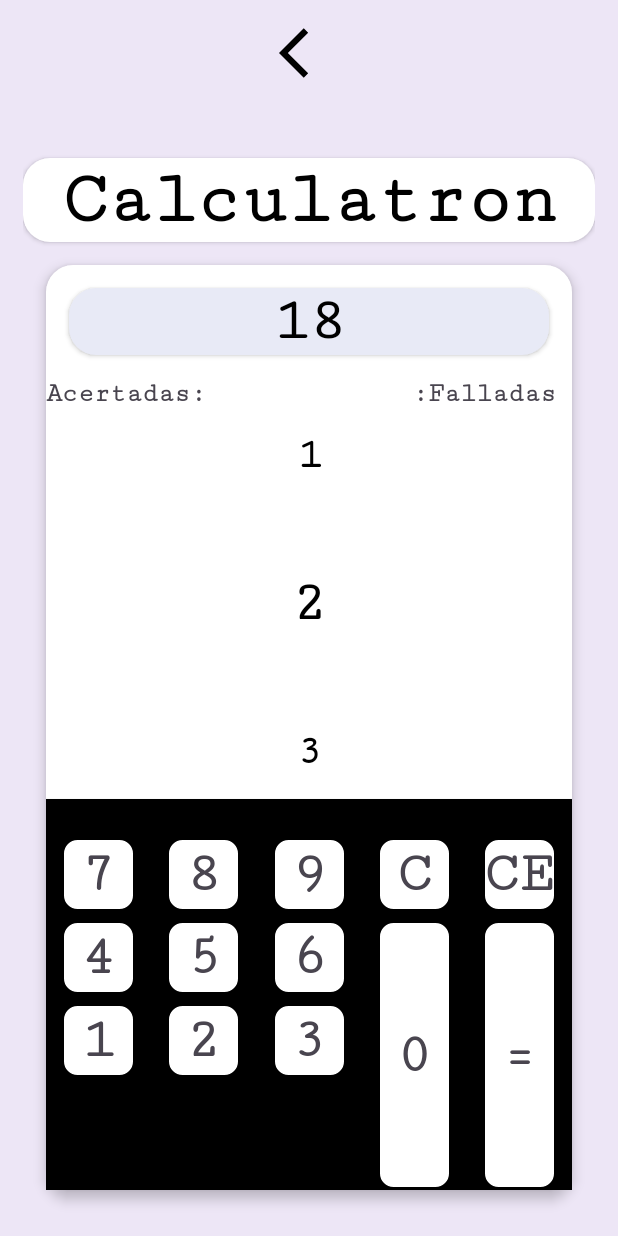
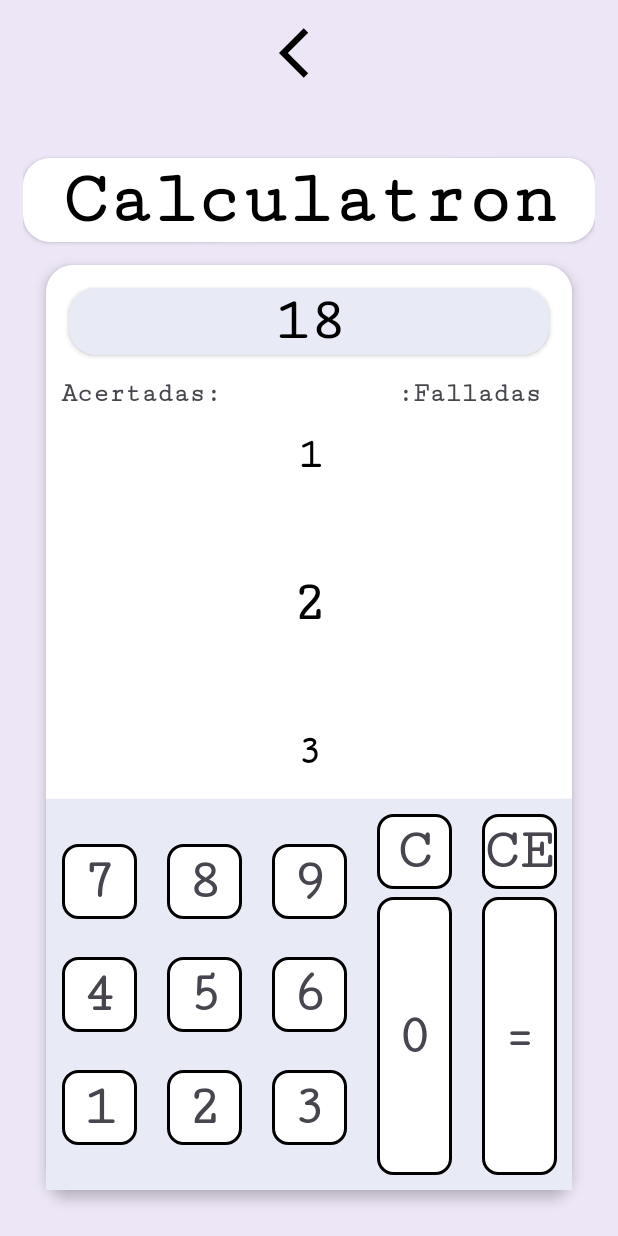
Before and after one commit to Requena05/Practica-PM-FranciscoRequena-Sanchez, an Android app: the Jugar_Partidas_CalculatronActivity2 screen opened directly, with no data from a screen before it, on a phone screen of 412 x 824 dp. Run offline under Robolectric (Android 15) with nearby library versions, the phone set to English and light mode, and no system bars.

Commit message:
refactor: Improve Calculatron game UI
This commit refines the UI of the Calculatron game screen:

- **Layout Adjustments:** Improves spacing and alignment
 of elements by adding margins and padding to the calculator buttons and the overall layout.
- **Background Color:** Changes the background color of the calculator area to a lighter shade for better readability.
- **Button Styling:** Updates the styling of calculator buttons, making them more visually appealing and better organized using ConstraintLayout.

- **Removes Unused Elements:** Removes unused buttons (`botonverpartidas`, `botonajustes`) for a cleaner layout.

```diff
--- a/app/src/main/java/com/example/practica_pm_franciscorequena_sanchez/Jugar_Partidas_CalculatronActivity2.kt
+++ b/app/src/main/java/com/example/practica_pm_franciscorequena_sanchez/Jugar_Partidas_CalculatronActivity2.kt
@@ -13,16 +13,13 @@ import androidx.core.view.ViewCompat
 import androidx.core.view.WindowInsetsCompat
 
 class Jugar_Partidas_CalculatronActivity2 : AppCompatActivity() {
-    private lateinit var botonverpartidas: AppCompatButton
-    private lateinit var botonajustes: AppCompatButton
     private lateinit var cuentatras: TextView
     private lateinit var sharedPreferences: SharedPreferences
     private lateinit var volver: ImageView
     override fun onCreate(savedInstanceState: Bundle?) {
         super.onCreate(savedInstanceState)
         setContentView(R.layout.activity_jugar_partidas_calculatron2)
-        botonverpartidas = findViewById(R.id.verpartidas)
-        botonajustes = findViewById(R.id.ajustes)
+
         cuentatras = findViewById(R.id.contador)
         volver = findViewById(R.id.volver)
         sharedPreferences = getSharedPreferences("Ajustes", MODE_PRIVATE)
--- a/app/src/main/res/layout/activity_jugar_partidas_calculatron2.xml
+++ b/app/src/main/res/layout/activity_jugar_partidas_calculatron2.xml
@@ -69,6 +69,7 @@
             android:layout_width="match_parent"
             android:layout_height="wrap_content"
             android:orientation="horizontal"
+            android:layout_marginHorizontal="10dp"
             >
 
             <TextView
@@ -163,7 +164,7 @@
             app:layout_constraintStart_toStartOf="parent"
             app:layout_constraintEnd_toEndOf="parent"
             app:layout_constraintBottom_toBottomOf="parent"
-            android:background="@color/black"
+            android:background="#E8EAF6"
             android:elevation="2dp"
             android:layout_weight="1"
             >
@@ -172,12 +173,11 @@
                 android:layout_width="match_parent"
                 android:layout_height="match_parent"
                 android:layout_gravity="center"
-
+                android:padding="10dp"
                 >
 
                 <TextView
                     android:id="@+id/siete"
-                    android:layout_marginTop="25dp"
                     android:layout_width="50dp"
                     android:layout_height="50dp"
                     android:layout_marginHorizontal="10dp"
@@ -187,45 +187,48 @@
                     android:text="7"
                     android:textFontWeight="900"
                     android:textSize="38dp"
+                    app:layout_constraintBottom_toTopOf="@+id/cuatro"
+                    app:layout_constraintEnd_toStartOf="@id/ocho"
+                    app:layout_constraintHorizontal_bias="0.5"
                     app:layout_constraintStart_toStartOf="parent"
-                    app:layout_constraintTop_toTopOf="parent"
-                    app:layout_constraintEnd_toStartOf="@id/ocho"
-                    />
+                    app:layout_constraintTop_toTopOf="parent" />
+
                 <TextView
                     android:id="@+id/cuatro"
-                    android:layout_marginTop="5dp"
                     android:layout_width="0dp"
                     android:layout_height="50dp"
+                    android:layout_marginTop="5dp"
                     android:background="@drawable/teclas"
                     android:fontFamily="serif-monospace"
                     android:gravity="center"
                     android:text="4"
                     android:textFontWeight="900"
                     android:textSize="38dp"
+                    app:layout_constraintBottom_toTopOf="@+id/uno"
+                    app:layout_constraintEnd_toEndOf="@id/siete"
+                    app:layout_constraintHorizontal_bias="0.5"
                     app:layout_constraintStart_toStartOf="@id/siete"
-                    app:layout_constraintTop_toBottomOf="@id/siete"
-                    app:layout_constraintEnd_toEndOf="@id/siete"
-                    />
+                    app:layout_constraintTop_toBottomOf="@+id/siete" />
 
                 <TextView
                     android:id="@+id/uno"
-                    android:layout_marginTop="5dp"
                     android:layout_width="0dp"
                     android:layout_height="50dp"
+                    android:layout_marginTop="5dp"
                     android:background="@drawable/teclas"
                     android:fontFamily="serif-monospace"
                     android:gravity="center"
                     android:text="1"
                     android:textFontWeight="900"
                     android:textSize="38dp"
+                    app:layout_constraintBottom_toBottomOf="parent"
+                    app:layout_constraintEnd_toEndOf="@id/siete"
+                    app:layout_constraintHorizontal_bias="0.5"
                     app:layout_constraintStart_toStartOf="@id/siete"
-                    app:layout_constraintTop_toBottomOf="@id/cuatro"
-                    app:layout_constraintEnd_toEndOf="@id/siete"
-                    />
+                    app:layout_constraintTop_toBottomOf="@+id/cuatro" />
 
                 <TextView
                     android:id="@+id/ocho"
-                    android:layout_marginTop="25dp"
                     android:layout_width="50dp"
                     android:layout_height="50dp"
                     android:layout_marginHorizontal="10dp"
@@ -235,47 +238,50 @@
                     android:text="8"
                     android:textFontWeight="900"
                     android:textSize="38dp"
+                    app:layout_constraintBottom_toTopOf="@+id/cinco"
+                    app:layout_constraintEnd_toStartOf="@id/nueve"
+                    app:layout_constraintHorizontal_bias="0.5"
                     app:layout_constraintStart_toEndOf="@id/siete"
-                    app:layout_constraintTop_toTopOf="parent"
-                    app:layout_constraintEnd_toStartOf="@id/nueve"
-                    />
+                    app:layout_constraintTop_toTopOf="parent" />
+
                 <TextView
                     android:id="@+id/cinco"
-                    android:layout_marginTop="5dp"
                     android:layout_width="50dp"
                     android:layout_height="50dp"
                     android:layout_marginHorizontal="10dp"
+                    android:layout_marginTop="5dp"
                     android:background="@drawable/teclas"
                     android:fontFamily="serif-monospace"
                     android:gravity="center"
                     android:text="5"
                     android:textFontWeight="900"
                     android:textSize="38dp"
+                    app:layout_constraintBottom_toTopOf="@+id/dos"
+                    app:layout_constraintEnd_toEndOf="@id/ocho"
+                    app:layout_constraintHorizontal_bias="0.5"
                     app:layout_constraintStart_toStartOf="@id/ocho"
-                    app:layout_constraintTop_toBottomOf="@id/ocho"
-                    app:layout_constraintEnd_toEndOf="@id/ocho"
-                    />
+                    app:layout_constraintTop_toBottomOf="@+id/ocho" />
 
                 <TextView
                     android:id="@+id/dos"
-                    android:layout_marginTop="5dp"
                     android:layout_width="50dp"
                     android:layout_height="50dp"
                     android:layout_marginHorizontal="10dp"
+                    android:layout_marginTop="5dp"
                     android:background="@drawable/teclas"
                     android:fontFamily="serif-monospace"
                     android:gravity="center"
                     android:text="2"
                     android:textFontWeight="900"
                     android:textSize="38dp"
+                    app:layout_constraintBottom_toBottomOf="parent"
+                    app:layout_constraintEnd_toEndOf="@id/ocho"
+                    app:layout_constraintHorizontal_bias="0.5"
                     app:layout_constraintStart_toStartOf="@id/ocho"
-                    app:layout_constraintTop_toBottomOf="@id/cinco"
-                    app:layout_constraintEnd_toEndOf="@id/ocho"
-                    />
+                    app:layout_constraintTop_toBottomOf="@+id/cinco" />
 
                 <TextView
                     android:id="@+id/nueve"
-                    android:layout_marginTop="25dp"
                     android:layout_width="50dp"
                     android:layout_height="50dp"
                     android:layout_marginHorizontal="10dp"
@@ -285,111 +291,118 @@
                     android:text="9"
                     android:textFontWeight="900"
                     android:textSize="38dp"
+                    app:layout_constraintBottom_toTopOf="@+id/seis"
+                    app:layout_constraintEnd_toStartOf="@id/c"
+                    app:layout_constraintHorizontal_bias="0.5"
                     app:layout_constraintStart_toEndOf="@id/ocho"
-                    app:layout_constraintTop_toTopOf="parent"
-                    app:layout_constraintEnd_toStartOf="@id/c"
-                    />
+                    app:layout_constraintTop_toTopOf="parent" />
+
                 <TextView
                     android:id="@+id/seis"
-                    android:layout_marginTop="5dp"
                     android:layout_width="50dp"
                     android:layout_height="50dp"
                     android:layout_marginHorizontal="10dp"
+                    android:layout_marginTop="5dp"
                     android:background="@drawable/teclas"
                     android:fontFamily="serif-monospace"
                     android:gravity="center"
                     android:text="6"
                     android:textFontWeight="900"
                     android:textSize="38dp"
+                    app:layout_constraintBottom_toTopOf="@+id/tres"
+                    app:layout_constraintEnd_toEndOf="@id/nueve"
+                    app:layout_constraintHorizontal_bias="0.5"
                     app:layout_constraintStart_toStartOf="@id/nueve"
-                    app:layout_constraintTop_toBottomOf="@id/nueve"
-                    app:layout_constraintEnd_toEndOf="@id/nueve"
-                    />
+                    app:layout_constraintTop_toBottomOf="@+id/nueve" />
+
                 <TextView
                     android:id="@+id/tres"
-                    android:layout_marginTop="5dp"
                     android:layout_width="50dp"
                     android:layout_height="50dp"
                     android:layout_marginHorizontal="10dp"
+                    android:layout_marginTop="5dp"
                     android:background="@drawable/teclas"
                     android:fontFamily="serif-monospace"
                     android:gravity="center"
                     android:text="3"
                     android:textFontWeight="900"
                     android:textSize="38dp"
+                    app:layout_constraintBottom_toBottomOf="parent"
+                    app:layout_constraintEnd_toEndOf="@id/nueve"
+                    app:layout_constraintHorizontal_bias="0.5"
                     app:layout_constraintStart_toStartOf="@id/nueve"
-                    app:layout_constraintTop_toBottomOf="@id/seis"
-                    app:layout_constraintEnd_toEndOf="@id/nueve"
-                    />
+                    app:layout_constraintTop_toBottomOf="@+id/seis" />
 
 
                 <TextView
                     android:id="@+id/cero"
-                    android:layout_marginTop="5dp"
                     android:layout_width="50dp"
                     android:layout_height="0dp"
                     android:layout_marginHorizontal="10dp"
+                    android:layout_marginTop="5dp"
                     android:background="@drawable/teclas"
                     android:fontFamily="serif-monospace"
                     android:gravity="center"
                     android:text="0"
                     android:textFontWeight="900"
                     android:textSize="38dp"
+                    app:layout_constraintBottom_toBottomOf="parent"
+                    app:layout_constraintEnd_toEndOf="@id/c"
+                    app:layout_constraintHorizontal_bias="0.5"
                     app:layout_constraintStart_toStartOf="@id/c"
-                    app:layout_constraintTop_toBottomOf="@id/c"
-                    app:layout_constraintEnd_toEndOf="@id/c"
-                    app:layout_constraintBottom_toBottomOf="parent"
-                    />
+                    app:layout_constraintTop_toBottomOf="@+id/c" />
+
                 <TextView
                     android:id="@+id/c"
-                    android:layout_marginTop="25dp"
                     android:layout_width="50dp"
                     android:layout_height="50dp"
                     android:layout_marginHorizontal="10dp"
+
                     android:background="@drawable/teclas"
                     android:fontFamily="serif-monospace"
                     android:gravity="center"
                     android:text="C"
                     android:textFontWeight="900"
                     android:textSize="38dp"
+                    app:layout_constraintBottom_toTopOf="@+id/cero"
+                    app:layout_constraintEnd_toStartOf="@id/ce"
+                    app:layout_constraintHorizontal_bias="0.5"
                     app:layout_constraintStart_toEndOf="@id/nueve"
-                    app:layout_constraintTop_toTopOf="parent"
-                    app:layout_constraintEnd_toStartOf="@id/ce"
-                    />
+                    app:layout_constraintTop_toTopOf="parent" />
+
                 <TextView
                     android:id="@+id/ce"
-                    android:layout_marginTop="25dp"
                     android:layout_width="50dp"
                     android:layout_height="50dp"
                     android:layout_marginHorizontal="10dp"
+
                     android:background="@drawable/teclas"
                     android:fontFamily="serif-monospace"
                     android:gravity="center"
                     android:text="CE"
                     android:textFontWeight="900"
                     android:textSize="38dp"
+                    app:layout_constraintBottom_toTopOf="@id/igual"
+                    app:layout_constraintEnd_toEndOf="parent"
                     app:layout_constraintStart_toEndOf="@id/c"
-                    app:layout_constraintTop_toTopOf="parent"
-                    app:layout_constraintEnd_toEndOf="parent"
-                    app:layout_constraintBottom_toTopOf="@id/igual"
-                    />
+                    app:layout_constraintTop_toTopOf="parent" />
+
                 <TextView
                     android:id="@+id/igual"
-                    android:layout_marginTop="5dp"
                     android:layout_width="50dp"
                     android:layout_height="0dp"
                     android:layout_marginHorizontal="10dp"
+                    android:layout_marginTop="5dp"
                     android:background="@drawable/teclas"
                     android:fontFamily="serif-monospace"
                     android:gravity="center"
                     android:text="="
                     android:textFontWeight="900"
                     android:textSize="38dp"
+                    app:layout_constraintBottom_toBottomOf="parent"
+                    app:layout_constraintEnd_toEndOf="@id/ce"
                     app:layout_constraintStart_toStartOf="@id/ce"
-                    app:layout_constraintTop_toBottomOf="@id/ce"
-                    app:layout_constraintEnd_toEndOf="@id/ce"
-                    app:layout_constraintBottom_toBottomOf="parent"
-                    />
+                    app:layout_constraintTop_toBottomOf="@id/ce" />
 
 
             </androidx.constraintlayout.widget.ConstraintLayout>
```
